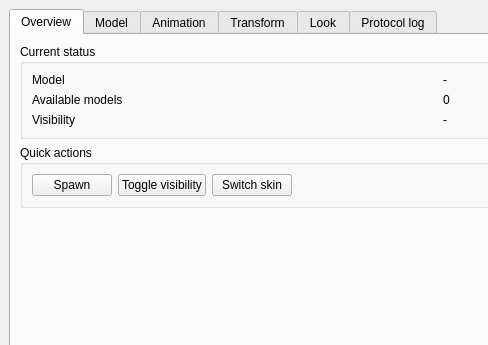
Old version of the form control/MainWindow.ui in the repository ad2248/DeskWaifu; both pictures show x 0 to 488 and y 0 to 345 of the 880 by 700 pixel window.
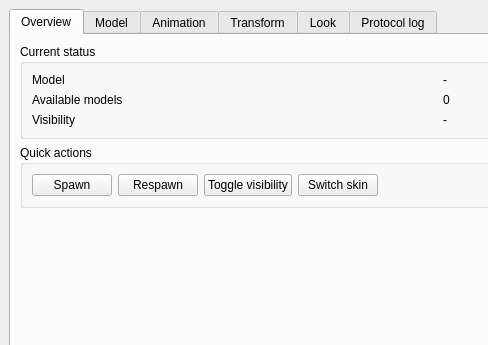
New version of the form.

Patch:
```diff
--- a/control/MainWindow.ui
+++ b/control/MainWindow.ui
@@ -96,6 +96,16 @@
             </widget>
            </item>
            <item>
+            <widget class="QPushButton" name="respawnButton">
+              <property name="text">
+               <string>Respawn</string>
+              </property>
+              <property name="toolTip">
+               <string>Gracefully stop and restart the connected DeskWaifu backend.</string>
+              </property>
+             </widget>
+            </item>
+            <item>
             <widget class="QPushButton" name="toggleHiddenButton">
              <property name="text">
               <string>Toggle visibility</string>
```
